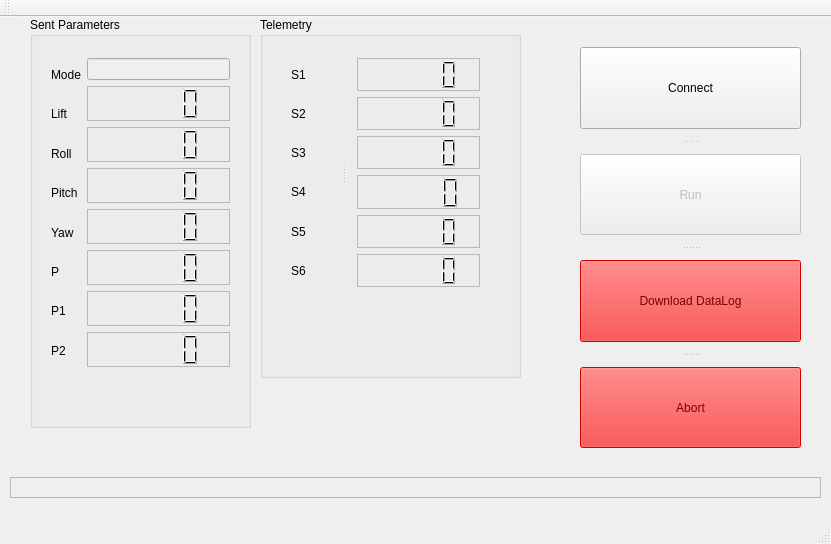
The window that pc/GUI/mainwindow.ui (Imara90/ERTS) describes before a commit, drawn with Qt 5.
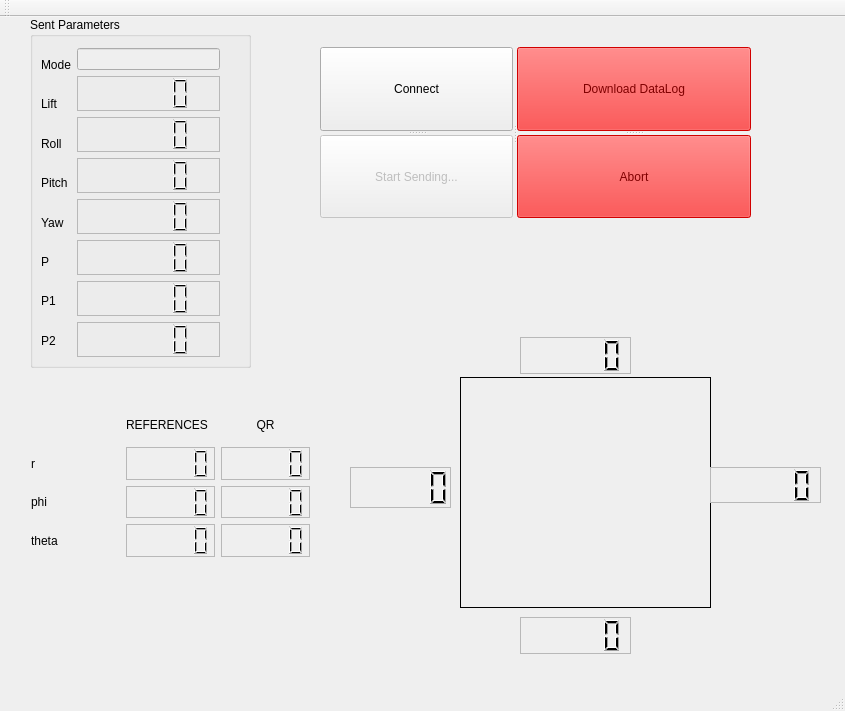
The same window after the commit. Icons and pictures are not drawn.

The edit to the form file:
```diff
--- a/pc/GUI/mainwindow.ui
+++ b/pc/GUI/mainwindow.ui
@@ -6,43 +6,21 @@
    <rect>
     <x>0</x>
     <y>0</y>
-    <width>831</width>
-    <height>544</height>
+    <width>845</width>
+    <height>711</height>
    </rect>
   </property>
   <property name="windowTitle">
    <string>MainWindow</string>
   </property>
   <widget class="QWidget" name="centralWidget">
-   <widget class="QLabel" name="StatusLbl">
-    <property name="geometry">
-     <rect>
-      <x>10</x>
-      <y>460</y>
-      <width>811</width>
-      <height>21</height>
-     </rect>
-    </property>
-    <property name="acceptDrops">
-     <bool>false</bool>
-    </property>
-    <property name="frameShape">
-     <enum>QFrame::StyledPanel</enum>
-    </property>
-    <property name="frameShadow">
-     <enum>QFrame::Plain</enum>
-    </property>
-    <property name="text">
-     <string/>
-    </property>
-   </widget>
    <widget class="QGroupBox" name="groupBox">
     <property name="geometry">
      <rect>
       <x>30</x>
       <y>0</y>
       <width>221</width>
-      <height>411</height>
+      <height>351</height>
      </rect>
     </property>
     <property name="title">
@@ -51,8 +29,8 @@
     <widget class="QWidget" name="gridLayoutWidget">
      <property name="geometry">
       <rect>
-       <x>10</x>
-       <y>30</y>
+       <x>0</x>
+       <y>20</y>
        <width>201</width>
        <height>331</height>
       </rect>
@@ -232,190 +210,279 @@
      </layout>
     </widget>
    </widget>
-   <widget class="QGroupBox" name="groupBox_2">
+   <widget class="QLabel" name="QRImage">
     <property name="geometry">
      <rect>
-      <x>260</x>
-      <y>0</y>
-      <width>261</width>
-      <height>361</height>
+      <x>460</x>
+      <y>360</y>
+      <width>251</width>
+      <height>231</height>
      </rect>
     </property>
-    <property name="title">
-     <string>Telemetry</string>
+    <property name="frameShape">
+     <enum>QFrame::Box</enum>
+    </property>
+    <property name="text">
+     <string/>
+    </property>
+    <property name="pixmap">
+     <pixmap>QRChamp.png</pixmap>
+    </property>
+    <property name="scaledContents">
+     <bool>true</bool>
     </property>
     <property name="alignment">
-     <set>Qt::AlignJustify|Qt::AlignTop</set>
+     <set>Qt::AlignCenter</set>
     </property>
-    <property name="flat">
-     <bool>false</bool>
+   </widget>
+   <widget class="QLCDNumber" name="Pitch_2">
+    <property name="geometry">
+     <rect>
+      <x>520</x>
+      <y>600</y>
+      <width>111</width>
+      <height>37</height>
+     </rect>
     </property>
-    <property name="checkable">
-     <bool>false</bool>
+    <property name="frameShape">
+     <enum>QFrame::StyledPanel</enum>
     </property>
-    <widget class="QSplitter" name="splitter">
+    <property name="frameShadow">
+     <enum>QFrame::Raised</enum>
+    </property>
+    <property name="mode">
+     <enum>QLCDNumber::Dec</enum>
+    </property>
+   </widget>
+   <widget class="QLCDNumber" name="Yaw_2">
+    <property name="geometry">
+     <rect>
+      <x>710</x>
+      <y>450</y>
+      <width>111</width>
+      <height>36</height>
+     </rect>
+    </property>
+    <property name="frameShape">
+     <enum>QFrame::StyledPanel</enum>
+    </property>
+    <property name="frameShadow">
+     <enum>QFrame::Raised</enum>
+    </property>
+    <property name="mode">
+     <enum>QLCDNumber::Dec</enum>
+    </property>
+   </widget>
+   <widget class="QLCDNumber" name="Lift_2">
+    <property name="geometry">
+     <rect>
+      <x>520</x>
+      <y>320</y>
+      <width>111</width>
+      <height>37</height>
+     </rect>
+    </property>
+    <property name="frameShape">
+     <enum>QFrame::StyledPanel</enum>
+    </property>
+    <property name="frameShadow">
+     <enum>QFrame::Raised</enum>
+    </property>
+    <property name="mode">
+     <enum>QLCDNumber::Dec</enum>
+    </property>
+   </widget>
+   <widget class="QLCDNumber" name="Roll_2">
+    <property name="geometry">
+     <rect>
+      <x>350</x>
+      <y>450</y>
+      <width>101</width>
+      <height>41</height>
+     </rect>
+    </property>
+    <property name="frameShape">
+     <enum>QFrame::StyledPanel</enum>
+    </property>
+    <property name="frameShadow">
+     <enum>QFrame::Raised</enum>
+    </property>
+    <property name="mode">
+     <enum>QLCDNumber::Dec</enum>
+    </property>
+   </widget>
+   <widget class="QWidget" name="layoutWidget">
      <property name="geometry">
       <rect>
        <x>20</x>
+      <y>380</y>
+      <width>301</width>
+      <height>171</height>
+     </rect>
+    </property>
+    <layout class="QGridLayout" name="gridLayout_2">
+     <property name="verticalSpacing">
+      <number>6</number>
+     </property>
+     <item row="0" column="0">
+      <layout class="QVBoxLayout" name="verticalLayout_8">
+       <item>
+        <widget class="QLabel" name="label_24">
+         <property name="text">
+          <string/>
+         </property>
+        </widget>
+       </item>
+       <item>
+        <widget class="QLabel" name="label_19">
+         <property name="text">
+          <string>r</string>
+         </property>
+        </widget>
+       </item>
+       <item>
+        <widget class="QLabel" name="label_20">
+         <property name="text">
+          <string>phi</string>
+         </property>
+        </widget>
+       </item>
+       <item>
+        <widget class="QLabel" name="label_21">
+         <property name="text">
+          <string>theta</string>
+         </property>
+        </widget>
+       </item>
+      </layout>
+     </item>
+     <item row="0" column="1">
+      <layout class="QVBoxLayout" name="verticalLayout_4">
+       <item>
+        <widget class="QLabel" name="label_23">
+         <property name="text">
+          <string>REFERENCES</string>
+         </property>
+        </widget>
+       </item>
+       <item>
+        <widget class="QLCDNumber" name="Lift_3">
+         <property name="frameShape">
+          <enum>QFrame::StyledPanel</enum>
+         </property>
+         <property name="frameShadow">
+          <enum>QFrame::Raised</enum>
+         </property>
+         <property name="mode">
+          <enum>QLCDNumber::Dec</enum>
+         </property>
+        </widget>
+       </item>
+       <item>
+        <widget class="QLCDNumber" name="Roll_3">
+         <property name="frameShape">
+          <enum>QFrame::StyledPanel</enum>
+         </property>
+         <property name="frameShadow">
+          <enum>QFrame::Raised</enum>
+         </property>
+         <property name="mode">
+          <enum>QLCDNumber::Dec</enum>
+         </property>
+        </widget>
+       </item>
+       <item>
+        <widget class="QLCDNumber" name="Pitch_3">
+         <property name="frameShape">
+          <enum>QFrame::StyledPanel</enum>
+         </property>
+         <property name="frameShadow">
+          <enum>QFrame::Raised</enum>
+         </property>
+         <property name="mode">
+          <enum>QLCDNumber::Dec</enum>
+         </property>
+        </widget>
+       </item>
+      </layout>
+     </item>
+     <item row="0" column="2">
+      <layout class="QVBoxLayout" name="verticalLayout_5">
+       <item>
+        <widget class="QLabel" name="label_25">
+         <property name="layoutDirection">
+          <enum>Qt::LeftToRight</enum>
+         </property>
+         <property name="text">
+          <string>QR</string>
+         </property>
+         <property name="alignment">
+          <set>Qt::AlignCenter</set>
+         </property>
+        </widget>
+       </item>
+       <item>
+        <widget class="QLCDNumber" name="Lift_4">
+         <property name="frameShape">
+          <enum>QFrame::StyledPanel</enum>
+         </property>
+         <property name="frameShadow">
+          <enum>QFrame::Raised</enum>
+         </property>
+         <property name="mode">
+          <enum>QLCDNumber::Dec</enum>
+         </property>
+        </widget>
+       </item>
+       <item>
+        <widget class="QLCDNumber" name="Roll_4">
+         <property name="frameShape">
+          <enum>QFrame::StyledPanel</enum>
+         </property>
+         <property name="frameShadow">
+          <enum>QFrame::Raised</enum>
+         </property>
+         <property name="mode">
+          <enum>QLCDNumber::Dec</enum>
+         </property>
+        </widget>
+       </item>
+       <item>
+        <widget class="QLCDNumber" name="Pitch_4">
+         <property name="frameShape">
+          <enum>QFrame::StyledPanel</enum>
+         </property>
+         <property name="frameShadow">
+          <enum>QFrame::Raised</enum>
+         </property>
+         <property name="mode">
+          <enum>QLCDNumber::Dec</enum>
+         </property>
+        </widget>
+       </item>
+      </layout>
+     </item>
+    </layout>
+   </widget>
+   <widget class="QSplitter" name="splitter_3">
+    <property name="geometry">
+     <rect>
+      <x>320</x>
        <y>30</y>
-       <width>211</width>
-       <height>251</height>
-      </rect>
-     </property>
+      <width>431</width>
+      <height>171</height>
+     </rect>
+    </property>
+    <property name="frameShape">
+     <enum>QFrame::NoFrame</enum>
+    </property>
      <property name="orientation">
       <enum>Qt::Horizontal</enum>
      </property>
-     <widget class="QWidget" name="layoutWidget">
-      <layout class="QVBoxLayout" name="verticalLayout_3">
-       <item>
-        <widget class="QLabel" name="label_9">
-         <property name="text">
-          <string>S1</string>
-         </property>
-        </widget>
-       </item>
-       <item>
-        <widget class="QLabel" name="label_10">
-         <property name="text">
-          <string>S2</string>
-         </property>
-        </widget>
-       </item>
-       <item>
-        <widget class="QLabel" name="label_11">
-         <property name="text">
-          <string>S3</string>
-         </property>
-        </widget>
-       </item>
-       <item>
-        <widget class="QLabel" name="label_12">
-         <property name="text">
-          <string>S4</string>
-         </property>
-        </widget>
-       </item>
-       <item>
-        <widget class="QLabel" name="label_13">
-         <property name="text">
-          <string>S5</string>
-         </property>
-        </widget>
-       </item>
-       <item>
-        <widget class="QLabel" name="label_14">
-         <property name="text">
-          <string>S6</string>
-         </property>
-        </widget>
-       </item>
-      </layout>
-     </widget>
-     <widget class="QWidget" name="layoutWidget">
-      <layout class="QVBoxLayout" name="TelLay">
-       <item>
-        <widget class="QLCDNumber" name="Tel1">
-         <property name="frameShape">
-          <enum>QFrame::StyledPanel</enum>
-         </property>
-         <property name="frameShadow">
-          <enum>QFrame::Raised</enum>
-         </property>
-         <property name="mode">
-          <enum>QLCDNumber::Hex</enum>
-         </property>
-        </widget>
-       </item>
-       <item>
-        <widget class="QLCDNumber" name="Tel2">
-         <property name="frameShape">
-          <enum>QFrame::StyledPanel</enum>
-         </property>
-         <property name="frameShadow">
-          <enum>QFrame::Raised</enum>
-         </property>
-         <property name="mode">
-          <enum>QLCDNumber::Hex</enum>
-         </property>
-        </widget>
-       </item>
-       <item>
-        <widget class="QLCDNumber" name="Tel4">
-         <property name="frameShape">
-          <enum>QFrame::StyledPanel</enum>
-         </property>
-         <property name="frameShadow">
-          <enum>QFrame::Raised</enum>
-         </property>
-         <property name="mode">
-          <enum>QLCDNumber::Hex</enum>
-         </property>
-        </widget>
-       </item>
-       <item>
-        <widget class="QLCDNumber" name="Tel3">
-         <property name="frameShape">
-          <enum>QFrame::StyledPanel</enum>
-         </property>
-         <property name="frameShadow">
-          <enum>QFrame::Raised</enum>
-         </property>
-         <property name="mode">
-          <enum>QLCDNumber::Hex</enum>
-         </property>
-        </widget>
-       </item>
-       <item>
-        <widget class="QLCDNumber" name="Tel5">
-         <property name="frameShape">
-          <enum>QFrame::StyledPanel</enum>
-         </property>
-         <property name="frameShadow">
-          <enum>QFrame::Raised</enum>
-         </property>
-         <property name="mode">
-          <enum>QLCDNumber::Hex</enum>
-         </property>
-        </widget>
-       </item>
-       <item>
-        <widget class="QLCDNumber" name="Tel6">
-         <property name="frameShape">
-          <enum>QFrame::StyledPanel</enum>
-         </property>
-         <property name="frameShadow">
-          <enum>QFrame::Raised</enum>
-         </property>
-         <property name="mode">
-          <enum>QLCDNumber::Hex</enum>
-         </property>
-        </widget>
-       </item>
-      </layout>
-     </widget>
-    </widget>
-   </widget>
-   <widget class="QSplitter" name="splitter_2">
-    <property name="geometry">
-     <rect>
-      <x>580</x>
-      <y>30</y>
-      <width>221</width>
-      <height>401</height>
-     </rect>
-    </property>
-    <property name="sizePolicy">
-     <sizepolicy hsizetype="Fixed" vsizetype="Fixed">
-      <horstretch>0</horstretch>
-      <verstretch>0</verstretch>
-     </sizepolicy>
-    </property>
+    <widget class="QSplitter" name="splitter">
     <property name="orientation">
      <enum>Qt::Vertical</enum>
     </property>
-    <property name="handleWidth">
-     <number>25</number>
-    </property>
     <widget class="QPushButton" name="CommButt">
      <property name="text">
       <string>Connect</string>
@@ -429,9 +496,14 @@
       <string>Controls the QR</string>
      </property>
      <property name="text">
-      <string>Run</string>
-     </property>
-    </widget>
+       <string>Start Sending...</string>
+      </property>
+     </widget>
+    </widget>
+    <widget class="QSplitter" name="splitter_2">
+     <property name="orientation">
+      <enum>Qt::Vertical</enum>
+     </property>
     <widget class="QPushButton" name="SaveDL">
      <property name="enabled">
       <bool>false</bool>
@@ -1286,12 +1358,24 @@
     </widget>
    </widget>
   </widget>
+   <zorder>Abort</zorder>
+   <zorder>RunButt</zorder>
+   <zorder>groupBox</zorder>
+   <zorder>QRImage</zorder>
+   <zorder>Pitch_2</zorder>
+   <zorder>Yaw_2</zorder>
+   <zorder>Lift_2</zorder>
+   <zorder>Roll_2</zorder>
+   <zorder>layoutWidget</zorder>
+   <zorder>SaveDL</zorder>
+   <zorder>CommButt</zorder>
+  </widget>
   <widget class="QMenuBar" name="menuBar">
    <property name="geometry">
     <rect>
      <x>0</x>
      <y>0</y>
-     <width>831</width>
+     <width>845</width>
      <height>25</height>
     </rect>
    </property>
```
Lines whose indentation alone changed are shown as unchanged.
